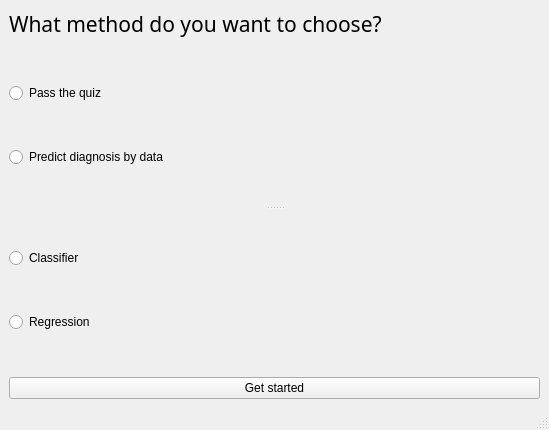
Above: interface/main_window.ui from Graidaris/decision_Tree_SI before the change. Below: the same form after it.
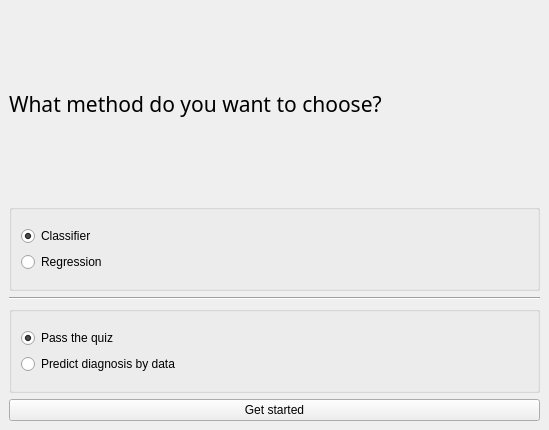
That is the form after the change.

The edit to the form file:
```diff
--- a/interface/main_window.ui
+++ b/interface/main_window.ui
@@ -14,11 +14,18 @@
    <string>MainWindow</string>
   </property>
   <widget class="QWidget" name="centralwidget">
+   <property name="enabled">
+    <bool>true</bool>
+   </property>
+   <property name="contextMenuPolicy">
+    <enum>Qt::NoContextMenu</enum>
+   </property>
+   <property name="acceptDrops">
+    <bool>false</bool>
+   </property>
    <layout class="QVBoxLayout" name="verticalLayout_4">
     <item>
-     <layout class="QVBoxLayout" name="verticalLayout_3">
-      <item>
-       <widget class="QLabel" name="label">
+     <widget class="QLabel" name="question">
         <property name="font">
          <font>
           <family>Noto Sans Bamum</family>
@@ -33,17 +40,138 @@
        </widget>
       </item>
       <item>
-       <widget class="QSplitter" name="splitter">
+     <layout class="QVBoxLayout" name="verticalLayout_3">
+      <item>
+       <widget class="QGroupBox" name="groupBox">
+        <property name="enabled">
+         <bool>true</bool>
+        </property>
+        <property name="palette">
+         <palette>
+          <active>
+           <colorrole role="ToolTipText">
+            <brush brushstyle="SolidPattern">
+             <color alpha="255">
+              <red>190</red>
+              <green>190</green>
+              <blue>255</blue>
+             </color>
+            </brush>
+           </colorrole>
+          </active>
+          <inactive>
+           <colorrole role="ToolTipText">
+            <brush brushstyle="SolidPattern">
+             <color alpha="255">
+              <red>190</red>
+              <green>190</green>
+              <blue>255</blue>
+             </color>
+            </brush>
+           </colorrole>
+          </inactive>
+          <disabled>
+           <colorrole role="ToolTipText">
+            <brush brushstyle="SolidPattern">
+             <color alpha="255">
+              <red>190</red>
+              <green>190</green>
+              <blue>255</blue>
+             </color>
+            </brush>
+           </colorrole>
+          </disabled>
+         </palette>
+        </property>
+        <property name="autoFillBackground">
+         <bool>false</bool>
+        </property>
+        <property name="title">
+         <string/>
+        </property>
+        <property name="flat">
+         <bool>false</bool>
+        </property>
+        <layout class="QGridLayout" name="gridLayout">
+         <item row="0" column="0">
+          <layout class="QVBoxLayout" name="verticalLayout">
+           <property name="sizeConstraint">
+            <enum>QLayout::SetDefaultConstraint</enum>
+           </property>
+           <item>
+            <widget class="QRadioButton" name="radioButton_classfifier">
+             <property name="enabled">
+              <bool>true</bool>
+             </property>
+             <property name="text">
+              <string>Classifier</string>
+             </property>
+             <property name="checked">
+              <bool>true</bool>
+             </property>
+             <property name="autoExclusive">
+              <bool>true</bool>
+             </property>
+            </widget>
+           </item>
+           <item>
+            <widget class="QRadioButton" name="radioButton_regression">
+             <property name="autoFillBackground">
+              <bool>false</bool>
+             </property>
+             <property name="text">
+              <string>Regression</string>
+             </property>
+            </widget>
+           </item>
+          </layout>
+         </item>
+        </layout>
+       </widget>
+      </item>
+      <item>
+       <widget class="Line" name="line">
+        <property name="baseSize">
+         <size>
+          <width>10</width>
+          <height>10</height>
+         </size>
+        </property>
+        <property name="font">
+         <font>
+          <underline>false</underline>
+         </font>
+        </property>
+        <property name="mouseTracking">
+         <bool>false</bool>
+        </property>
+        <property name="autoFillBackground">
+         <bool>true</bool>
+        </property>
         <property name="orientation">
-         <enum>Qt::Vertical</enum>
+         <enum>Qt::Horizontal</enum>
         </property>
-        <widget class="QWidget" name="">
+       </widget>
+      </item>
+      <item>
+       <widget class="QGroupBox" name="groupBox_2">
+        <property name="title">
+         <string/>
+        </property>
+        <layout class="QGridLayout" name="gridLayout_2">
+         <item row="0" column="0">
          <layout class="QVBoxLayout" name="verticalLayout_2">
+           <property name="sizeConstraint">
+            <enum>QLayout::SetDefaultConstraint</enum>
+           </property>
           <item>
            <widget class="QRadioButton" name="radioButton_3">
             <property name="text">
              <string>Pass the quiz</string>
             </property>
+             <property name="checked">
+              <bool>true</bool>
+             </property>
            </widget>
           </item>
           <item>
@@ -54,26 +182,9 @@
            </widget>
           </item>
          </layout>
-        </widget>
-        <widget class="QWidget" name="">
-         <layout class="QVBoxLayout" name="verticalLayout">
-          <item>
-           <widget class="QRadioButton" name="radioButton">
-            <property name="text">
-             <string>Classifier</string>
-            </property>
-           </widget>
-          </item>
-          <item>
-           <widget class="QRadioButton" name="radioButton_2">
-            <property name="text">
-             <string>Regression</string>
-            </property>
-           </widget>
-          </item>
-         </layout>
-        </widget>
-       </widget>
+         </item>
+        </layout>
+       </widget>
       </item>
      </layout>
     </item>
@@ -86,7 +197,6 @@
     </item>
    </layout>
   </widget>
-  <widget class="QStatusBar" name="statusbar"/>
  </widget>
  <resources/>
  <connections/>
```
Left out of the diff: 6 changed lines with no effect on the pictures. Lines whose indentation alone changed are shown as unchanged.
